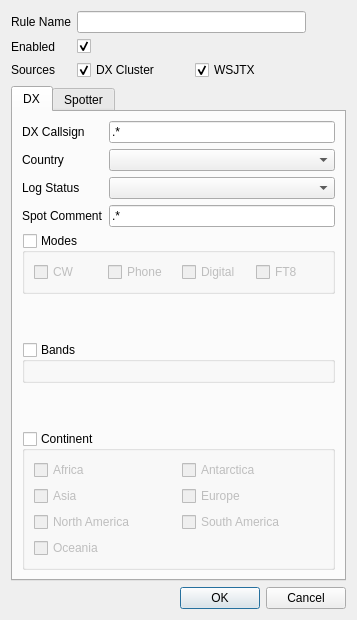
The window that ui/AlertRuleDetail.ui (k5mcd/QLog) describes before a commit, drawn with Qt 5.
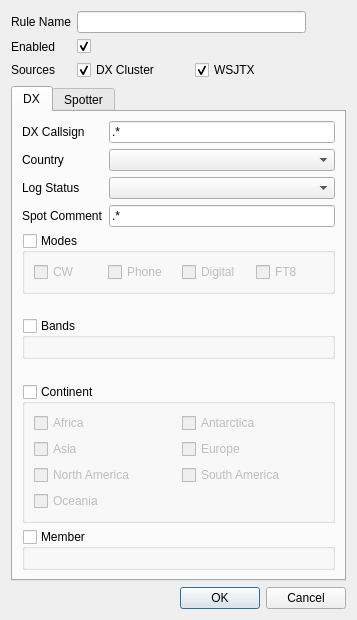
The same window after the commit.

The edit to the form file:
```diff
--- a/ui/AlertRuleDetail.ui
+++ b/ui/AlertRuleDetail.ui
@@ -371,6 +371,24 @@
          </layout>
         </widget>
        </item>
+       <item>
+        <widget class="QGroupBox" name="memberGroupBox">
+         <property name="title">
+          <string>Member</string>
+         </property>
+         <property name="checkable">
+          <bool>true</bool>
+         </property>
+         <property name="checked">
+          <bool>false</bool>
+         </property>
+         <layout class="QVBoxLayout" name="verticalLayout_8">
+          <item>
+           <layout class="QGridLayout" name="dxMemberGrid"/>
+          </item>
+         </layout>
+        </widget>
+       </item>
       </layout>
      </widget>
      <widget class="QWidget" name="Spotter">
```
